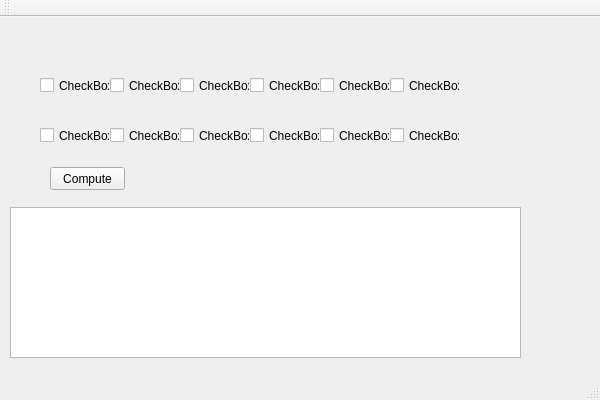
First picture: the form in CaseTool/casetool.ui, repository jellingwei/cs4221-Database-Case-Tool, before the edit.
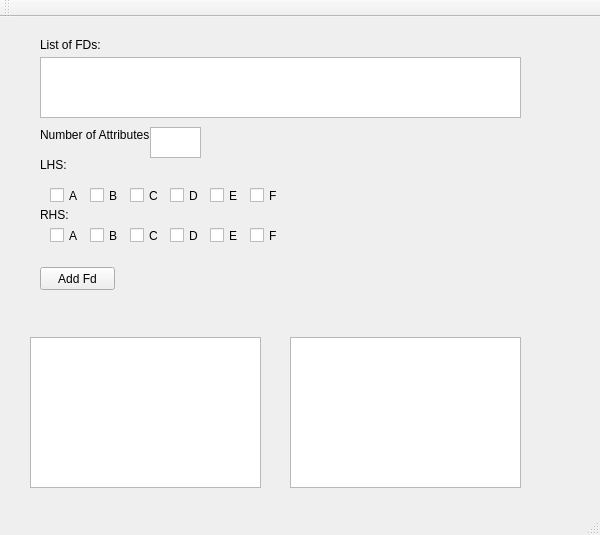
Second picture: the form after the edit.

Commit message: Add in checked boxes to check and uncheck variables

The edit to the form file:
```diff
--- a/CaseTool/casetool.ui
+++ b/CaseTool/casetool.ui
@@ -7,45 +7,19 @@
     <x>0</x>
     <y>0</y>
     <width>600</width>
-    <height>400</height>
+    <height>535</height>
    </rect>
   </property>
   <property name="windowTitle">
    <string>CaseTool</string>
   </property>
   <widget class="QWidget" name="centralWidget">
-   <widget class="QCheckBox" name="checkBox">
-    <property name="geometry">
-     <rect>
-      <x>40</x>
-      <y>110</y>
-      <width>70</width>
-      <height>17</height>
-     </rect>
-    </property>
-    <property name="text">
-     <string>CheckBox</string>
-    </property>
-   </widget>
-   <widget class="QCheckBox" name="checkBox_2">
-    <property name="geometry">
-     <rect>
-      <x>110</x>
-      <y>110</y>
-      <width>70</width>
-      <height>17</height>
-     </rect>
-    </property>
-    <property name="text">
-     <string>CheckBox</string>
-    </property>
-   </widget>
    <widget class="QListView" name="listView">
     <property name="geometry">
      <rect>
-      <x>10</x>
-      <y>190</y>
-      <width>511</width>
+      <x>30</x>
+      <y>320</y>
+      <width>231</width>
       <height>151</height>
      </rect>
     </property>
@@ -53,144 +27,252 @@
    <widget class="QPushButton" name="computeButton">
     <property name="geometry">
      <rect>
-      <x>50</x>
-      <y>150</y>
+      <x>40</x>
+      <y>250</y>
       <width>75</width>
       <height>23</height>
      </rect>
     </property>
     <property name="text">
-     <string>Compute</string>
+     <string>Add Fd</string>
     </property>
    </widget>
-   <widget class="QCheckBox" name="checkBox_3">
+   <widget class="QListView" name="listView_2">
     <property name="geometry">
      <rect>
-      <x>180</x>
+      <x>290</x>
+      <y>320</y>
+      <width>231</width>
+      <height>151</height>
+     </rect>
+    </property>
+   </widget>
+   <widget class="QLabel" name="label">
+    <property name="geometry">
+     <rect>
+      <x>40</x>
+      <y>20</y>
+      <width>71</width>
+      <height>16</height>
+     </rect>
+    </property>
+    <property name="text">
+     <string>List of FDs:</string>
+    </property>
+   </widget>
+   <widget class="QLabel" name="label_2">
+    <property name="geometry">
+     <rect>
+      <x>40</x>
       <y>110</y>
-      <width>70</width>
+      <width>121</width>
+      <height>16</height>
+     </rect>
+    </property>
+    <property name="text">
+     <string>Number of Attributes:</string>
+    </property>
+   </widget>
+   <widget class="QCheckBox" name="lhsAttr1">
+    <property name="geometry">
+     <rect>
+      <x>50</x>
+      <y>170</y>
+      <width>31</width>
       <height>17</height>
      </rect>
     </property>
     <property name="text">
-     <string>CheckBox</string>
+     <string>A</string>
     </property>
    </widget>
    <widget class="QCheckBox" name="checkBox_4">
     <property name="geometry">
      <rect>
-      <x>250</x>
-      <y>110</y>
-      <width>70</width>
+      <x>90</x>
+      <y>170</y>
+      <width>31</width>
       <height>17</height>
      </rect>
     </property>
     <property name="text">
-     <string>CheckBox</string>
+     <string>B</string>
     </property>
    </widget>
-   <widget class="QCheckBox" name="checkBox_5">
+   <widget class="QLabel" name="label_3">
     <property name="geometry">
      <rect>
-      <x>320</x>
-      <y>110</y>
-      <width>70</width>
+      <x>40</x>
+      <y>140</y>
+      <width>31</width>
+      <height>16</height>
+     </rect>
+    </property>
+    <property name="text">
+     <string>LHS:</string>
+    </property>
+   </widget>
+   <widget class="QLabel" name="label_4">
+    <property name="geometry">
+     <rect>
+      <x>40</x>
+      <y>190</y>
+      <width>71</width>
+      <height>16</height>
+     </rect>
+    </property>
+    <property name="text">
+     <string>RHS:</string>
+    </property>
+   </widget>
+   <widget class="QCheckBox" name="lhsAttr3">
+    <property name="geometry">
+     <rect>
+      <x>130</x>
+      <y>170</y>
+      <width>31</width>
       <height>17</height>
      </rect>
     </property>
     <property name="text">
-     <string>CheckBox</string>
+     <string>C</string>
     </property>
    </widget>
    <widget class="QCheckBox" name="checkBox_6">
     <property name="geometry">
      <rect>
-      <x>390</x>
-      <y>110</y>
-      <width>70</width>
+      <x>170</x>
+      <y>170</y>
+      <width>31</width>
       <height>17</height>
      </rect>
     </property>
     <property name="text">
-     <string>CheckBox</string>
+     <string>D</string>
     </property>
    </widget>
    <widget class="QCheckBox" name="checkBox_7">
     <property name="geometry">
      <rect>
+      <x>210</x>
+      <y>170</y>
+      <width>31</width>
+      <height>17</height>
+     </rect>
+    </property>
+    <property name="text">
+     <string>E</string>
+    </property>
+   </widget>
+   <widget class="QCheckBox" name="lhsAttr6">
+    <property name="geometry">
+     <rect>
       <x>250</x>
-      <y>60</y>
-      <width>70</width>
+      <y>170</y>
+      <width>31</width>
       <height>17</height>
      </rect>
     </property>
     <property name="text">
-     <string>CheckBox</string>
+     <string>F</string>
     </property>
    </widget>
    <widget class="QCheckBox" name="checkBox_8">
     <property name="geometry">
      <rect>
+      <x>50</x>
+      <y>210</y>
+      <width>31</width>
+      <height>17</height>
+     </rect>
+    </property>
+    <property name="text">
+     <string>A</string>
+    </property>
+   </widget>
+   <widget class="QListView" name="listView_3">
+    <property name="geometry">
+     <rect>
       <x>40</x>
-      <y>60</y>
-      <width>70</width>
+      <y>40</y>
+      <width>481</width>
+      <height>61</height>
+     </rect>
+    </property>
+   </widget>
+   <widget class="QCheckBox" name="rhsAttr2">
+    <property name="geometry">
+     <rect>
+      <x>90</x>
+      <y>210</y>
+      <width>31</width>
       <height>17</height>
      </rect>
     </property>
     <property name="text">
-     <string>CheckBox</string>
+     <string>B</string>
     </property>
    </widget>
    <widget class="QCheckBox" name="checkBox_9">
     <property name="geometry">
      <rect>
-      <x>390</x>
-      <y>60</y>
-      <width>70</width>
+      <x>130</x>
+      <y>210</y>
+      <width>31</width>
       <height>17</height>
      </rect>
     </property>
     <property name="text">
-     <string>CheckBox</string>
+     <string>C</string>
     </property>
    </widget>
    <widget class="QCheckBox" name="checkBox_10">
     <property name="geometry">
      <rect>
-      <x>110</x>
-      <y>60</y>
-      <width>70</width>
+      <x>170</x>
+      <y>210</y>
+      <width>31</width>
       <height>17</height>
      </rect>
     </property>
     <property name="text">
-     <string>CheckBox</string>
+     <string>D</string>
     </property>
    </widget>
    <widget class="QCheckBox" name="checkBox_11">
     <property name="geometry">
      <rect>
-      <x>180</x>
-      <y>60</y>
-      <width>70</width>
+      <x>210</x>
+      <y>210</y>
+      <width>31</width>
       <height>17</height>
      </rect>
     </property>
     <property name="text">
-     <string>CheckBox</string>
+     <string>E</string>
     </property>
    </widget>
    <widget class="QCheckBox" name="checkBox_12">
     <property name="geometry">
      <rect>
-      <x>320</x>
-      <y>60</y>
-      <width>70</width>
+      <x>250</x>
+      <y>210</y>
+      <width>31</width>
       <height>17</height>
      </rect>
     </property>
     <property name="text">
-     <string>CheckBox</string>
+     <string>F</string>
+    </property>
+   </widget>
+   <widget class="QTextEdit" name="attributeNum">
+    <property name="geometry">
+     <rect>
+      <x>150</x>
+      <y>110</y>
+      <width>51</width>
+      <height>31</height>
+     </rect>
     </property>
    </widget>
   </widget>
```
Left out of the diff: 235 changed lines with no effect on the pictures. The commit also changes 2 other files.
